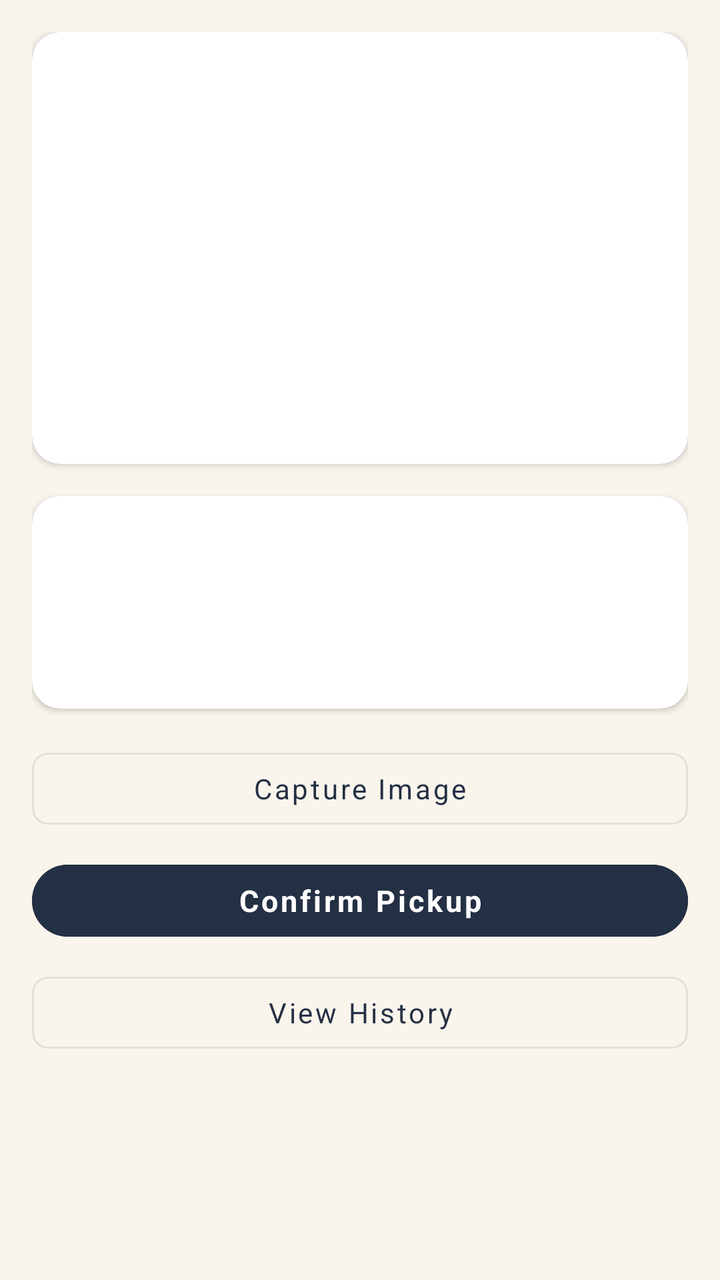
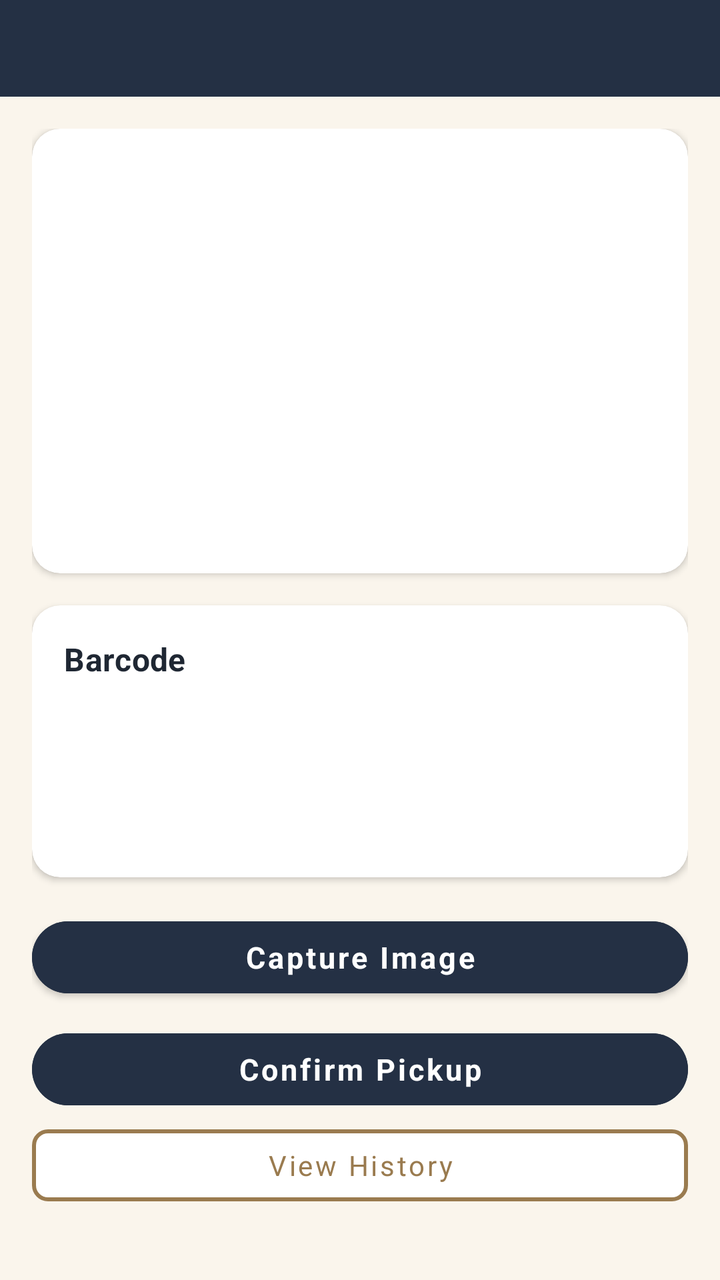

Two renders of the same Android screen: before a commit and after it. Below are the layout's source before the change and the commit's diff.
<!-- AndroidManifest.xml: application theme Theme.DriverApp -->
<!-- res/layout/activity_pickup_details.xml -->
<?xml version="1.0" encoding="utf-8"?>
<ScrollView xmlns:android="http://schemas.android.com/apk/res/android"
    android:layout_width="match_parent"
    android:layout_height="match_parent"
    android:background="@color/drb_cream_bg">

    <LinearLayout
        android:layout_width="match_parent"
        android:layout_height="wrap_content"
        android:orientation="vertical"
        android:padding="16dp">

        <com.google.android.material.card.MaterialCardView
            xmlns:app="http://schemas.android.com/apk/res-auto"
            android:layout_width="match_parent"
            android:layout_height="wrap_content"
            android:layout_marginBottom="16dp"
            app:cardElevation="@dimen/drb_elevation_card"
            app:cardCornerRadius="@dimen/drb_radius_md">

            <LinearLayout
                android:layout_width="match_parent"
                android:layout_height="wrap_content"
                android:orientation="vertical"
                android:padding="16dp">

                <ImageView
                    android:id="@+id/ivProductImage"
                    android:layout_width="match_parent"
                    android:layout_height="180dp"
                    android:scaleType="fitCenter"
                    android:background="@color/drb_image_placeholder"
                    android:layout_marginBottom="12dp"
                    android:visibility="gone"
                    android:contentDescription="Catalog image"/>

                <TextView
                    android:id="@+id/tvCustomer"
                    android:layout_width="match_parent"
                    android:layout_height="wrap_content"
                    android:textSize="16sp"
                    android:layout_marginBottom="4dp"/>

                <TextView
                    android:id="@+id/tvProduct"
                    android:layout_width="match_parent"
                    android:layout_height="wrap_content"
                    android:layout_marginBottom="4dp"/>

                <TextView
                    android:id="@+id/tvPrice"
                    android:layout_width="match_parent"
                    android:layout_height="wrap_content"
                    android:layout_marginBottom="4dp"/>

                <TextView
                    android:id="@+id/tvOrderNumber"
                    android:layout_width="match_parent"
                    android:layout_height="wrap_content"
                    android:layout_marginBottom="4dp"/>

                <TextView
                    android:id="@+id/tvOriginalDeliveryDate"
                    android:layout_width="match_parent"
                    android:layout_height="wrap_content"
                    android:layout_marginBottom="4dp"/>

                <TextView
                    android:id="@+id/tvReason"
                    android:layout_width="match_parent"
                    android:layout_height="wrap_content"
                    android:layout_marginBottom="4dp"/>

                <TextView
                    android:id="@+id/tvDefect"
                    android:layout_width="match_parent"
                    android:layout_height="wrap_content"
                    android:layout_marginBottom="4dp"/>

                <TextView
                    android:id="@+id/tvStatus"
                    android:layout_width="match_parent"
                    android:layout_height="wrap_content"
                    android:textStyle="bold"
                    android:textSize="15sp"/>

            </LinearLayout>
        </com.google.android.material.card.MaterialCardView>

        
        <com.google.android.material.card.MaterialCardView
            xmlns:app="http://schemas.android.com/apk/res-auto"
            android:layout_width="match_parent"
            android:layout_height="wrap_content"
            android:layout_marginBottom="16dp"
            app:cardElevation="@dimen/drb_elevation_card"
            app:cardCornerRadius="@dimen/drb_radius_md">

            <LinearLayout
                android:layout_width="match_parent"
                android:layout_height="wrap_content"
                android:orientation="vertical"
                android:padding="16dp">

                <TextView
                    android:id="@+id/tvBarcode"
                    android:layout_width="match_parent"
                    android:layout_height="wrap_content"
                    android:textSize="15sp"
                    android:layout_marginBottom="4dp"/>

                <TextView
                    android:id="@+id/tvBarcodeAssignedAt"
                    android:layout_width="match_parent"
                    android:layout_height="wrap_content"
                    android:layout_marginBottom="4dp"/>

                <TextView
                    android:id="@+id/tvBarcodeDriver"
                    android:layout_width="match_parent"
                    android:layout_height="wrap_content"
                    android:layout_marginBottom="8dp"/>

                
                <LinearLayout
                    android:id="@+id/barcodeAssignBlock"
                    android:layout_width="match_parent"
                    android:layout_height="wrap_content"
                    android:orientation="horizontal"
                    android:visibility="gone">

                    <Button
                        android:id="@+id/btnAssignBarcode"
                        android:layout_width="wrap_content"
                        android:layout_height="wrap_content"
                        android:text="Assign Barcode"/>
                </LinearLayout>

            </LinearLayout>
        </com.google.android.material.card.MaterialCardView>

        
        <Button
            android:id="@+id/btnCaptureImage"
            android:layout_width="match_parent"
            android:layout_height="wrap_content"
            android:text="Capture Image"
            style="@style/DrbButton.Outlined"
            android:layout_marginBottom="@dimen/drb_spacing_sm"/>

        <Button
            android:id="@+id/btnConfirmPickup"
            android:layout_width="match_parent"
            android:layout_height="wrap_content"
            android:text="Confirm Pickup"
            style="@style/DrbButton.Primary"
            android:enabled="false"
            android:layout_marginBottom="@dimen/drb_spacing_sm"/>

        <Button
            android:id="@+id/btnViewHistory"
            android:layout_width="match_parent"
            android:layout_height="wrap_content"
            android:text="View History"
            style="@style/DrbButton.Outlined"/>

    </LinearLayout>
</ScrollView>
<!-- resources referenced by this layout -->
<resources>
  <color name="drb_cream_bg">#faf5ec</color>
  <color name="drb_image_placeholder">#F0F0F0</color>
  <dimen name="drb_elevation_card">2dp</dimen>
  <dimen name="drb_radius_md">14dp</dimen>
  <dimen name="drb_spacing_sm">8dp</dimen>
  <style name="DrbButton.Outlined" parent="Widget.MaterialComponents.Button.OutlinedButton">
          <item name="android:textColor">@color/drb_navy</item>
          <item name="strokeColor">@color/drb_border_warm</item>
          <item name="android:textAllCaps">false</item>
          <item name="cornerRadius">@dimen/drb_radius_sm</item>
      </style>
  <style name="DrbButton.Primary" parent="Widget.MaterialComponents.Button">
          <item name="android:backgroundTint">@color/drb_navy</item>
          <item name="android:textColor">@color/white</item>
          <item name="android:textAllCaps">false</item>
          <item name="android:textStyle">bold</item>
          <item name="android:textSize">@dimen/drb_text_body</item>
          <item name="cornerRadius">@dimen/drb_radius_pill</item>
          <item name="android:minHeight">48dp</item>
      </style>
  <color name="drb_navy">#243044</color>
  <color name="drb_border_warm">#e7e0d2</color>
  <dimen name="drb_radius_sm">8dp</dimen>
  <color name="white">#FFFFFFFF</color>
  <dimen name="drb_text_body">15sp</dimen>
  <dimen name="drb_radius_pill">24dp</dimen>
  <color name="drb_navy_dark">#15202e</color>
  <color name="drb_gold">#9a7b4f</color>
  <color name="drb_gold_muted">#8a7149</color>
  <!-- unchanged entries left out for length: 1 -->
</resources>

<!-- the commit's change to res/layout/activity_pickup_details.xml (unified diff, before → after) -->
@@ -1,168 +1,235 @@
 <?xml version="1.0" encoding="utf-8"?>
-<ScrollView xmlns:android="http://schemas.android.com/apk/res/android"
+<LinearLayout xmlns:android="http://schemas.android.com/apk/res/android"
+    xmlns:app="http://schemas.android.com/apk/res-auto"
     android:layout_width="match_parent"
     android:layout_height="match_parent"
+    android:orientation="vertical"
     android:background="@color/drb_cream_bg">
 
-    <LinearLayout
+    <include layout="@layout/include_drb_header"/>
+
+    <ScrollView
         android:layout_width="match_parent"
-        android:layout_height="wrap_content"
-        android:orientation="vertical"
-        android:padding="16dp">
-
-        <com.google.android.material.card.MaterialCardView
-            xmlns:app="http://schemas.android.com/apk/res-auto"
+        android:layout_height="0dp"
+        android:layout_weight="1">
+
+        <LinearLayout
             android:layout_width="match_parent"
             android:layout_height="wrap_content"
-            android:layout_marginBottom="16dp"
-            app:cardElevation="@dimen/drb_elevation_card"
-            app:cardCornerRadius="@dimen/drb_radius_md">
-
-            <LinearLayout
-                android:layout_width="match_parent"
-                android:layout_height="wrap_content"
-                android:orientation="vertical"
-                android:padding="16dp">
-
-                <ImageView
-                    android:id="@+id/ivProductImage"
-                    android:layout_width="match_parent"
-                    android:layout_height="180dp"
-                    android:scaleType="fitCenter"
-                    android:background="@color/drb_image_placeholder"
-                    android:layout_marginBottom="12dp"
-                    android:visibility="gone"
-                    android:contentDescription="Catalog image"/>
-
-                <TextView
-                    android:id="@+id/tvCustomer"
+            android:orientation="vertical"
+            android:padding="16dp">
+
+            <com.google.android.material.card.MaterialCardView
+                android:layout_width="match_parent"
+                android:layout_height="wrap_content"
+                android:layout_marginBottom="16dp"
+                app:cardElevation="@dimen/drb_elevation_card"
+                app:cardCornerRadius="@dimen/drb_radius_md">
+
+                <LinearLayout
                     android:layout_width="match_parent"
                     android:layout_height="wrap_content"
-                    android:textSize="16sp"
-                    android:layout_marginBottom="4dp"/>
-
-                <TextView
-                    android:id="@+id/tvProduct"
+                    android:orientation="vertical"
+                    android:padding="16dp">
+
+                    <ImageView
+                        android:id="@+id/ivProductImage"
+                        android:layout_width="match_parent"
+                        android:layout_height="180dp"
+                        android:scaleType="fitCenter"
+                        android:background="@color/drb_image_placeholder"
+                        android:layout_marginBottom="12dp"
+                        android:visibility="gone"
+                        android:contentDescription="Catalog image"/>
+
+                    <TextView
+                        android:id="@+id/tvCustomer"
+                        android:layout_width="match_parent"
+                        android:layout_height="wrap_content"
+                        android:textSize="16sp"
+                        android:layout_marginBottom="4dp"/>
+
+                    <TextView
+                        android:id="@+id/tvProduct"
+                        android:layout_width="match_parent"
+                        android:layout_height="wrap_content"
+                        android:layout_marginBottom="4dp"/>
+
+                    <TextView
+                        android:id="@+id/tvPrice"
+                        android:layout_width="match_parent"
+                        android:layout_height="wrap_content"
+                        android:layout_marginBottom="4dp"/>
+
+                    <TextView
+                        android:id="@+id/tvOrderNumber"
+                        android:layout_width="match_parent"
+                        android:layout_height="wrap_content"
+                        android:layout_marginBottom="4dp"/>
+
+                    <TextView
+                        android:id="@+id/tvOriginalDeliveryDate"
+                        android:layout_width="match_parent"
+                        android:layout_height="wrap_content"
+                        android:layout_marginBottom="4dp"/>
+
+                    <TextView
+                        android:id="@+id/tvReason"
+                        android:layout_width="match_parent"
+                        android:layout_height="wrap_content"
+                        android:layout_marginBottom="4dp"/>
+
+                    <TextView
+                        android:id="@+id/tvDefect"
+                        android:layout_width="match_parent"
+                        android:layout_height="wrap_content"
+                        android:layout_marginBottom="8dp"/>
+
+                    <TextView
+                        android:id="@+id/tvStatus"
+                        android:layout_width="wrap_content"
+                        android:layout_height="wrap_content"
+                        style="@style/DrbText.Chip"/>
+
+                </LinearLayout>
+            </com.google.android.material.card.MaterialCardView>
+
+            
+            <com.google.android.material.card.MaterialCardView
+                android:layout_width="match_parent"
+                android:layout_height="wrap_content"
+                android:layout_marginBottom="16dp"
+                app:cardElevation="@dimen/drb_elevation_card"
+                app:cardCornerRadius="@dimen/drb_radius_md">
+
+                <LinearLayout
                     android:layout_width="match_parent"
                     android:layout_height="wrap_content"
-                    android:layout_marginBottom="4dp"/>
-
-                <TextView
-                    android:id="@+id/tvPrice"
-                    android:layout_width="match_parent"
-                    android:layout_height="wrap_content"
-                    android:layout_marginBottom="4dp"/>
-
-                <TextView
-                    android:id="@+id/tvOrderNumber"
-                    android:layout_width="match_parent"
-                    android:layout_height="wrap_content"
-                    android:layout_marginBottom="4dp"/>
-
-                <TextView
-                    android:id="@+id/tvOriginalDeliveryDate"
-                    android:layout_width="match_parent"
-                    android:layout_height="wrap_content"
-                    android:layout_marginBottom="4dp"/>
-
-                <TextView
-                    android:id="@+id/tvReason"
-                    android:layout_width="match_parent"
-                    android:layout_height="wrap_content"
-                    android:layout_marginBottom="4dp"/>
-
-                <TextView
-                    android:id="@+id/tvDefect"
-                    android:layout_width="match_parent"
-                    android:layout_height="wrap_content"
-                    android:layout_marginBottom="4dp"/>
-
-                <TextView
-                    android:id="@+id/tvStatus"
-                    android:layout_width="match_parent"
-                    android:layout_height="wrap_content"
-                    android:textStyle="bold"
-                    android:textSize="15sp"/>
-
-            </LinearLayout>
-        </com.google.android.material.card.MaterialCardView>
-
-        
-        <com.google.android.material.card.MaterialCardView
-            xmlns:app="http://schemas.android.com/apk/res-auto"
-            android:layout_width="match_parent"
-            android:layout_height="wrap_content"
-            android:layout_marginBottom="16dp"
-            app:cardElevation="@dimen/drb_elevation_card"
-            app:cardCornerRadius="@dimen/drb_radius_md">
-
-            <LinearLayout
-                android:layout_width="match_parent"
-                android:layout_height="wrap_content"
-                android:orientation="vertical"
-                android:padding="16dp">
-
-                <TextView
-                    android:id="@+id/tvBarcode"
-                    android:layout_width="match_parent"
-                    android:layout_height="wrap_content"
-                    android:textSize="15sp"
-                    android:layout_marginBottom="4dp"/>
-
-                <TextView
-                    android:id="@+id/tvBarcodeAssignedAt"
-                    android:layout_width="match_parent"
-                    android:layout_height="wrap_content"
-                    android:layout_marginBottom="4dp"/>
-
-                <TextView
-                    android:id="@+id/tvBarcodeDriver"
-                    android:layout_width="match_parent"
-                    android:layout_height="wrap_content"
-                    android:layout_marginBottom="8dp"/>
-
-                
-                <LinearLayout
-                    android:id="@+id/barcodeAssignBlock"
-                    android:layout_width="match_parent"
-                    android:layout_height="wrap_content"
-                    android:orientation="horizontal"
-                    android:visibility="gone">
-
-                    <Button
-                        android:id="@+id/btnAssignBarcode"
-                        android:layout_width="wrap_content"
-                        android:layout_height="wrap_content"
-                        android:text="Assign Barcode"/>
+                    android:orientation="vertical"
+                    android:padding="16dp">
+
+                    <TextView
+                        android:layout_width="match_parent"
+                        android:layout_height="wrap_content"
+                        android:text="@string/barcode_section"
+                        style="@style/DrbText.CardTitle"
+                        android:layout_marginBottom="8dp"/>
+
+                    <TextView
+                        android:id="@+id/tvBarcode"
+                        android:layout_width="match_parent"
+                        android:layout_height="wrap_content"
+                        android:textSize="15sp"
+                        android:layout_marginBottom="4dp"/>
+
+                    <TextView
+                        android:id="@+id/tvBarcodeAssignedAt"
+                        android:layout_width="match_parent"
+                        android:layout_height="wrap_content"
+                        android:layout_marginBottom="4dp"/>
+
+                    <TextView
+                        android:id="@+id/tvBarcodeDriver"
+                        android:layout_width="match_parent"
+                        android:layout_height="wrap_content"
+                        android:layout_marginBottom="8dp"/>
+
+                    
+                    <LinearLayout
+                        android:id="@+id/barcodeAssignBlock"
+                        android:layout_width="match_parent"
+                        android:layout_height="wrap_content"
+                        android:orientation="vertical"
+                        android:visibility="gone">
+
+                        <Button
+                            android:id="@+id/btnAssignBarcode"
+                            android:layout_width="match_parent"
+                            android:layout_height="wrap_content"
+                            android:text="@string/assign_barcode_btn"
+                            style="@style/DrbButton.Gold"/>
+                    </LinearLayout>
+
                 </LinearLayout>
-
-            </LinearLayout>
-        </com.google.android.material.card.MaterialCardView>
-
-        
-        <Button
-            android:id="@+id/btnCaptureImage"
-            android:layout_width="match_parent"
-            android:layout_height="wrap_content"
-            android:text="Capture Image"
-            style="@style/DrbButton.Outlined"
-            android:layout_marginBottom="@dimen/drb_spacing_sm"/>
-
-        <Button
-            android:id="@+id/btnConfirmPickup"
-            android:layout_width="match_parent"
-            android:layout_height="wrap_content"
-            android:text="Confirm Pickup"
-            style="@style/DrbButton.Primary"
-            android:enabled="false"
-            android:layout_marginBottom="@dimen/drb_spacing_sm"/>
-
-        <Button
-            android:id="@+id/btnViewHistory"
-            android:layout_width="match_parent"
-            android:layout_height="wrap_content"
-            android:text="View History"
-            style="@style/DrbButton.Outlined"/>
-
-    </LinearLayout>
-</ScrollView>
+            </com.google.android.material.card.MaterialCardView>
+
+            
+            <Button
+                android:id="@+id/btnCaptureImage"
+                android:layout_width="match_parent"
+                android:layout_height="wrap_content"
+                android:text="@string/capture_image_btn"
+                style="@style/DrbButton.Primary"
+                android:layout_marginBottom="@dimen/drb_spacing_sm"/>
+
+            <Button
+                android:id="@+id/btnConfirmPickup"
+                android:layout_width="match_parent"
+                android:layout_height="wrap_content"
+                android:text="@string/confirm_pickup_btn"
+                style="@style/DrbButton.Primary"
+                android:enabled="false"/>
+
+            <TextView
+                android:id="@+id/tvConfirmHint"
+                android:layout_width="match_parent"
+                android:layout_height="wrap_content"
+                android:textColor="@color/drb_text_secondary"
+                android:textSize="@dimen/drb_text_caption"
+                android:gravity="center"
+                android:layout_marginTop="@dimen/drb_spacing_xs"
+                android:layout_marginBottom="@dimen/drb_spacing_sm"
+                android:visibility="gone"/>
+
+            <Button
+                android:id="@+id/btnViewHistory"
+                android:layout_width="match_parent"
+                android:layout_height="wrap_content"
+                android:text="@string/view_history_btn"
+                style="@style/DrbButton.Outlined"/>
+
+        </LinearLayout>
+    </ScrollView>
+</LinearLayout>
+<!-- res/layout/include_drb_header.xml (included above) -->
+<?xml version="1.0" encoding="utf-8"?>
+<LinearLayout xmlns:android="http://schemas.android.com/apk/res/android"
+    android:layout_width="match_parent"
+    android:layout_height="wrap_content"
+    android:orientation="horizontal"
+    android:background="@color/drb_navy"
+    android:gravity="center_vertical"
+    android:paddingStart="@dimen/drb_spacing_md"
+    android:paddingEnd="@dimen/drb_header_padding_horizontal"
+    android:paddingTop="10dp"
+    android:paddingBottom="@dimen/drb_header_padding_vertical">
+
+    <TextView
+        android:id="@+id/headerBack"
+        android:layout_width="wrap_content"
+        android:layout_height="wrap_content"
+        android:text="←"
+        android:textColor="@color/white"
+        android:textSize="24sp"
+        android:paddingStart="2dp"
+        android:paddingEnd="@dimen/drb_spacing_md"
+        android:contentDescription="Back"
+        android:visibility="gone"/>
+
+    <TextView
+        android:id="@+id/tvHeaderTitle"
+        android:layout_width="0dp"
+        android:layout_height="wrap_content"
+        android:layout_weight="1"
+        style="@style/DrbText.Header"/>
+
+    <TextView
+        android:id="@+id/tvHeaderAction"
+        android:layout_width="wrap_content"
+        android:layout_height="wrap_content"
+        android:text="@string/logout"
+        android:textColor="@color/drb_text_header_muted"
+        android:textSize="@dimen/drb_text_caption"
+        android:padding="4dp"
+        android:visibility="gone"/>
+</LinearLayout>
<!-- resource entries referenced after the edit -->
@@ -3,11 +3,33 @@
   <color name="drb_cream_bg">#faf5ec</color>
   <color name="drb_image_placeholder">#F0F0F0</color>
   <dimen name="drb_elevation_card">2dp</dimen>
+  <dimen name="drb_header_padding_horizontal">18dp</dimen>
+  <dimen name="drb_header_padding_vertical">14dp</dimen>
   <dimen name="drb_radius_md">14dp</dimen>
+  <dimen name="drb_spacing_md">12dp</dimen>
   <dimen name="drb_spacing_sm">8dp</dimen>
+  <dimen name="drb_spacing_xs">4dp</dimen>
+  <dimen name="drb_text_caption">13sp</dimen>
+  <string name="assign_barcode_btn">Assign Barcode</string>
+  <string name="barcode_section">Barcode</string>
+  <string name="capture_image_btn">Capture Image</string>
+  <string name="confirm_pickup_btn">Confirm Pickup</string>
+  <string name="logout">Logout</string>
+  <string name="view_history_btn">View History</string>
+  <style name="DrbButton.Gold" parent="Widget.MaterialComponents.Button">
+          <item name="android:backgroundTint">@color/drb_gold</item>
+          <item name="android:textColor">@color/white</item>
+          <item name="android:textAllCaps">false</item>
+          <item name="android:textStyle">bold</item>
+          <item name="android:textSize">@dimen/drb_text_body</item>
+          <item name="cornerRadius">@dimen/drb_radius_pill</item>
+          <item name="android:minHeight">48dp</item>
+      </style>
   <style name="DrbButton.Outlined" parent="Widget.MaterialComponents.Button.OutlinedButton">
-          <item name="android:textColor">@color/drb_navy</item>
-          <item name="strokeColor">@color/drb_border_warm</item>
+          <item name="android:textColor">@color/drb_gold</item>
+          <item name="android:backgroundTint">@color/white</item>
+          <item name="strokeColor">@color/drb_gold</item>
+          <item name="strokeWidth">2dp</item>
           <item name="android:textAllCaps">false</item>
           <item name="cornerRadius">@dimen/drb_radius_sm</item>
       </style>
@@ -20,9 +42,31 @@
           <item name="cornerRadius">@dimen/drb_radius_pill</item>
           <item name="android:minHeight">48dp</item>
       </style>
+  <style name="DrbText.CardTitle" parent="TextAppearance.MaterialComponents.Subtitle1">
+          <item name="android:textSize">16sp</item>
+          <item name="android:textStyle">bold</item>
+          <item name="android:textColor">@color/drb_text_primary</item>
+      </style>
+  <style name="DrbText.Chip" parent="TextAppearance.MaterialComponents.Caption">
+          <item name="android:textSize">@dimen/drb_text_chip</item>
+          <item name="android:textStyle">bold</item>
+          <item name="android:paddingStart">10dp</item>
+          <item name="android:paddingEnd">10dp</item>
+          <item name="android:paddingTop">4dp</item>
+          <item name="android:paddingBottom">4dp</item>
+      </style>
+  <style name="DrbText.Header" parent="TextAppearance.MaterialComponents.Subtitle1">
+          <item name="android:textSize">@dimen/drb_text_header</item>
+          <item name="android:textStyle">bold</item>
+          <item name="android:textColor">@color/white</item>
+      </style>
   <color name="drb_navy">#243044</color>
-  <color name="drb_border_warm">#e7e0d2</color>
+  <color name="drb_text_header_muted">#e6e0d4</color>
+  <color name="drb_text_secondary">#6f6655</color>
   <dimen name="drb_radius_sm">8dp</dimen>
+  <color name="drb_text_primary">#1f2733</color>
+  <dimen name="drb_text_chip">11sp</dimen>
+  <dimen name="drb_text_header">18sp</dimen>
   <color name="white">#FFFFFFFF</color>
   <dimen name="drb_text_body">15sp</dimen>
   <dimen name="drb_radius_pill">24dp</dimen>
